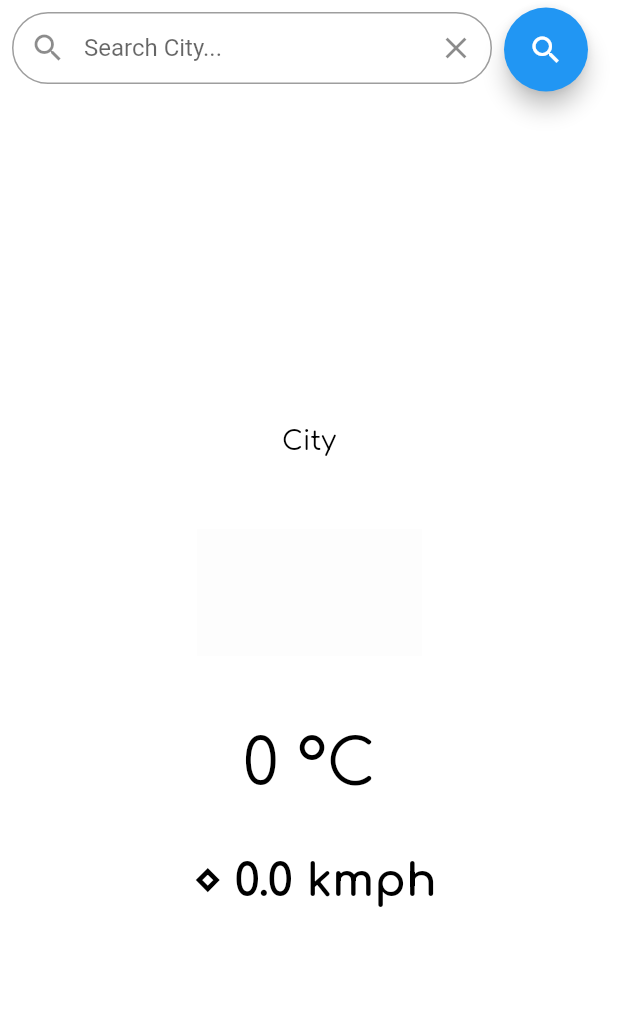
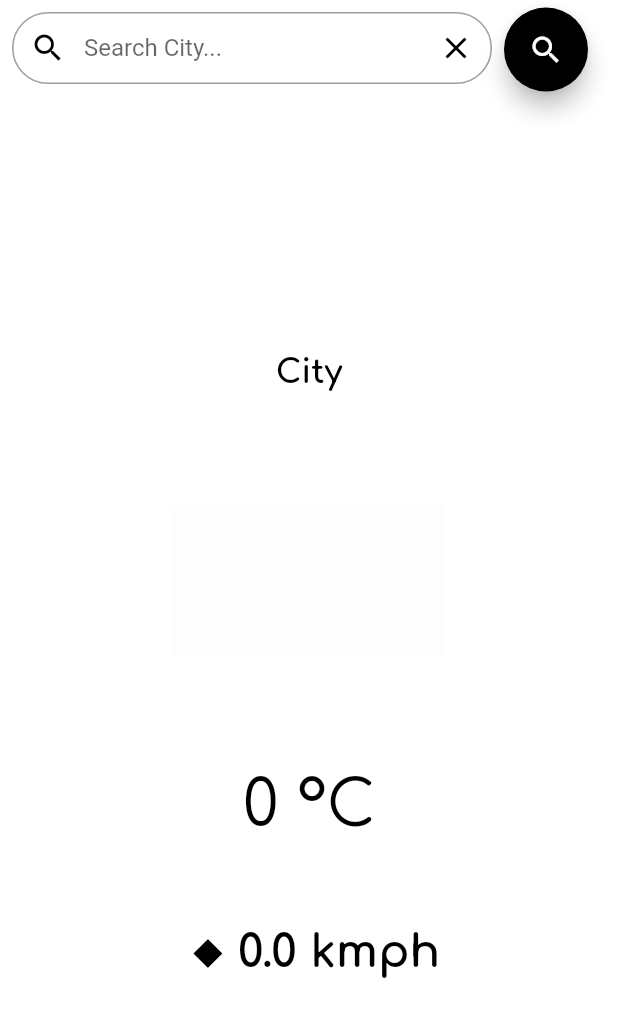
Before and after one commit to code-kartik/weather_now, a Flutter app: the screen it shows after launch, after a tap on the "search" icon, on a phone screen of 412 x 824 dp. Shown: the top 1017 px of the screen. Run offline on Flutter 3.47's test engine with Material 2 defaults, Android fonts, the phone set to English and light mode, and no system bars; our stand-ins replace google_fonts; network calls fail.

Commit message:
Improved UI and added comments

```diff
--- a/lib/pages/weather_page.dart
+++ b/lib/pages/weather_page.dart
@@ -24,7 +24,10 @@ class _WeatherPageState extends State<WeatherPage> {
   //setting values for weather
   Future<void> setWeatherData(String userCityName) async {
     WeatherService weatherService = WeatherService(cityName: cityName);
-    dynamic weatherData = await weatherService.getWeatherData();
+    dynamic weatherData = await weatherService
+        .getWeatherData(); // await is used to wait for data to be processed before moving ahead
+
+    // setState is used to make changes in the UI
     setState(() {
       weatherId = weatherData["weather"][0]["id"];
       if (weatherId >= 200 && weatherId < 400) {
@@ -62,7 +65,7 @@ class _WeatherPageState extends State<WeatherPage> {
       body: SafeArea(
         child: Column(
           children: <Widget>[
-            //Search City Name widget
+            //Search bar and search button in the row
             Row(
               children: [
                 Padding(
@@ -81,14 +84,27 @@ class _WeatherPageState extends State<WeatherPage> {
                         borderRadius: BorderRadius.all(
                           Radius.circular(25.0),
                         ),
+                        borderSide: BorderSide(color: Colors.black),
+                      ),
+                      focusedBorder: const OutlineInputBorder(
+                        borderRadius: BorderRadius.all(
+                          Radius.circular(25.0),
+                        ),
+                        borderSide: BorderSide(color: Colors.black),
                       ),
                       hintText: "Search City...",
                       contentPadding: const EdgeInsets.all(6.0),
                       suffixIcon: IconButton(
                         onPressed: () => textController.text = "",
-                        icon: const Icon(Icons.close),
+                        icon: const Icon(
+                          Icons.close,
+                          color: Colors.black,
+                        ),
                       ),
-                      prefixIcon: const Icon(Icons.search),
+                      prefixIcon: const Icon(
+                        Icons.search,
+                        color: Colors.black,
+                      ),
                     ),
                   ),
                 ),
@@ -96,6 +112,7 @@ class _WeatherPageState extends State<WeatherPage> {
                   onPressed: () async {
                     setWeatherData(textController.text);
                   },
+                  backgroundColor: Colors.black,
                   child: const Icon(Icons.search),
                 ),
               ],
@@ -111,15 +128,21 @@ class _WeatherPageState extends State<WeatherPage> {
                       cityName,
                       style: GoogleFonts.comfortaa(
                         color: Colors.black,
-                        //fontWeight: FontWeight.bold,
-                        fontSize: 18,
+                        fontWeight: FontWeight.bold,
+                        fontSize: 22,
                       ),
                     ),
                   ),
+                  const SizedBox(
+                    height: 20,
+                  ),
                   Image.asset(
                     imageName,
-                    height: 150,
-                    width: 150,
+                    height: 180,
+                    width: 180,
+                  ),
+                  const SizedBox(
+                    height: 20,
                   ),
                   Container(
                     padding: const EdgeInsets.all(16.0),
@@ -131,10 +154,13 @@ class _WeatherPageState extends State<WeatherPage> {
                       ),
                     ),
                   ),
+                  const SizedBox(
+                    height: 20,
+                  ),
                   Container(
                     padding: const EdgeInsets.all(16.0),
                     child: Text(
-                      "$condition ⋄ $windSpeed kmph",
+                      "$condition ◆ $windSpeed kmph",
                       style: GoogleFonts.comfortaa(
                         color: Colors.black,
                         fontWeight: FontWeight.bold,
```
